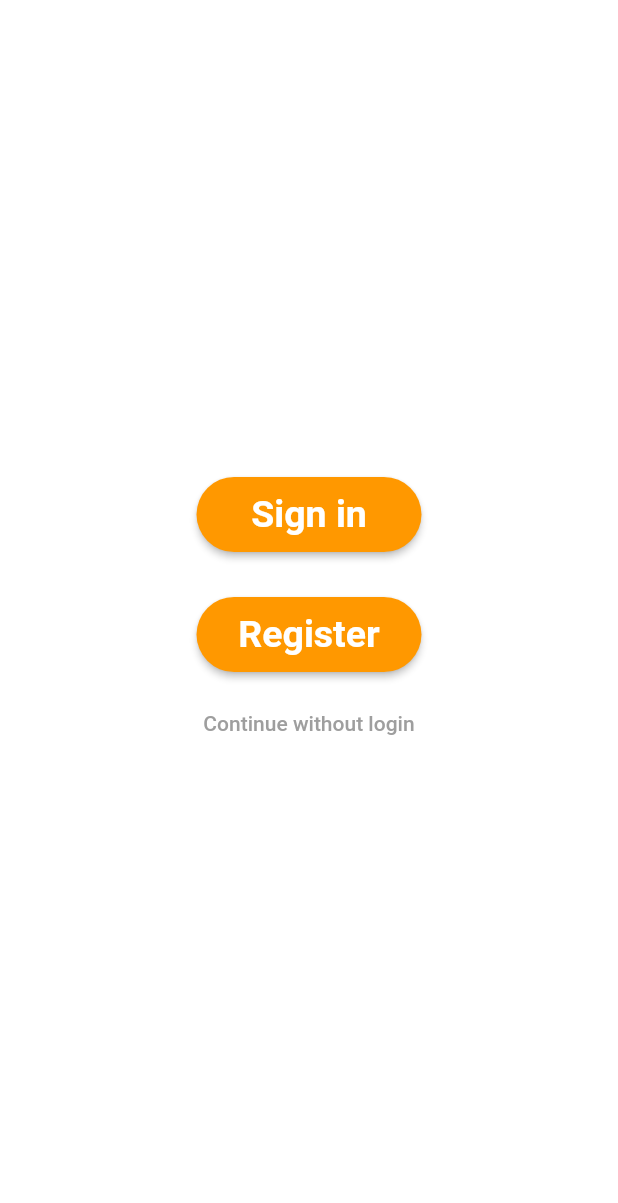
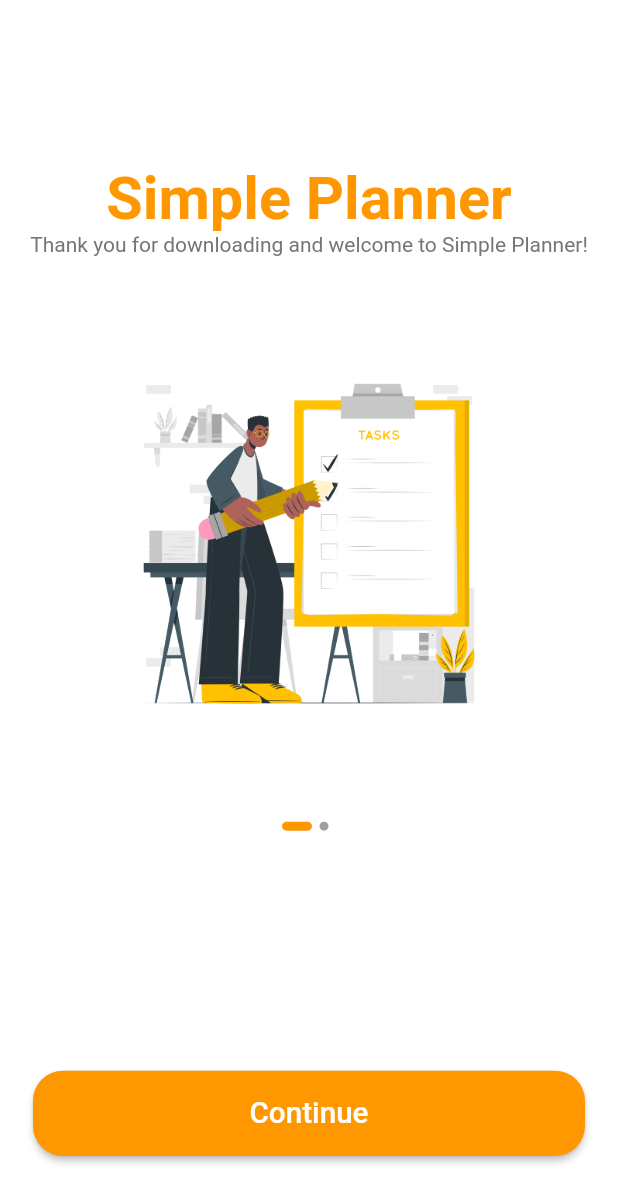
Before and after one commit to gikKid/SimplePlanner, a Flutter app: the screen it shows after launch, on a phone screen of 412 x 824 dp. Shown: the top 1203 px of the screen. Run offline on Flutter 3.47's test engine with Material 2 defaults, Android fonts, the phone set to English and light mode, and no system bars; our stand-ins replace shared_preferences.

Commit message:
create onboarding screen

```diff
--- a/lib/application/my_app.dart
+++ b/lib/application/my_app.dart
@@ -2,6 +2,7 @@ import 'package:flutter/material.dart';
 import 'package:todo_application/domain/constants.dart';
 import 'package:todo_application/ui/widgets/sreens/login_widget.dart';
 import 'package:todo_application/ui/widgets/sreens/main_widget.dart';
+import 'package:todo_application/ui/widgets/sreens/onboarding_widget.dart';
 import 'package:todo_application/ui/widgets/sreens/register_widget.dart';
 import 'package:todo_application/ui/widgets/sreens/starting_widget.dart';
 
@@ -11,6 +12,7 @@ class MyApp extends StatelessWidget {
   @override
   Widget build(BuildContext context) {
     return MaterialApp(
+    debugShowCheckedModeBanner: false,
       title: titleNameApp,
       onGenerateRoute: (RouteSettings settings) {
         if (settings.name == startingWidgetRouterName) {
@@ -33,10 +35,16 @@ class MyApp extends StatelessWidget {
 
       },
       theme: ThemeData(
-          primaryColor: Colors.orange, scaffoldBackgroundColor: Colors.white),
+          primaryColor: Colors.orange,
+          scaffoldBackgroundColor: Colors.white,
+          textTheme: const TextTheme(
+          bodyText1: TextStyle(color: Color(0xFF757575)),
+          bodyText2: TextStyle(color: Color(0xFF757575) )
+          ),
+          visualDensity: VisualDensity.adaptivePlatformDensity
+          ),
       darkTheme: ThemeData(primaryColor: Colors.orange,backgroundColor: Colors.black),
-      home: StartingWidget
-          .create(),
+      home:OnBoardingWidget.create(),
     );
   }
 }
--- a/lib/domain/constants.dart
+++ b/lib/domain/constants.dart
@@ -1,5 +1,3 @@
-import 'package:flutter/material.dart';
-
 const startingWidgetRouterName = "starting";
 const loginWidgetRouterName = "login";
 const registerWidgetRouterName = "register";
@@ -11,6 +9,7 @@ const passwordTitle = "Password";
 const loginTitle = "Login";
 const skipButtonTitle = "Continue without login";
 const isEnteredKey = "entered";
+const isShowedOnBoardingScreen = "showedOnBoardingScreen";
 const usernameTitle = "Username";
 const emailTitle = "Email";
 const confirmPasswordTitle = "Confirm password";
--- /dev/null
+++ b/lib/domain/size_config.dart
@@ -0,0 +1,38 @@
+// ignore_for_file: public_member_api_docs, sort_constructors_first
+import 'package:flutter/cupertino.dart';
+
+class SizeConfig {
+  MediaQueryData mediaQueryData;
+
+  SizeConfig({required this.mediaQueryData});
+
+  double screenWidth() {
+    return mediaQueryData.size.width;
+  }
+
+  double screenHeight() {
+    return mediaQueryData.size.height;
+  }
+
+  // double defaultSize() {
+
+  // }
+
+  Orientation orientation() {
+    return mediaQueryData.orientation;
+  }
+}
+
+double getProportionateScreenHeight(BuildContext context, double inputHeight) {
+  final sizeConfig = SizeConfig(mediaQueryData: MediaQuery.of(context));
+  double screenHeight = sizeConfig.screenHeight();
+  return (inputHeight / 812.0) *
+      screenHeight; // 812 is the layout height that designer use
+}
+
+double getProportionateScreenWidth(BuildContext context, double inputWidth) {
+final sizeConfig = SizeConfig(mediaQueryData: MediaQuery.of(context));
+  double screenWidth = sizeConfig.screenWidth();
+  return (inputWidth / 375.0) *
+      screenWidth; //375 is the layout width that designer use
+}
--- a/lib/ui/navigation/main_navigation.dart
+++ b/lib/ui/navigation/main_navigation.dart
@@ -11,6 +11,12 @@ class MainNavigation {
   }
 
   static void showMainScreen(BuildContext context) {
-    Navigator.of(context).pushNamedAndRemoveUntil(mainWidgetRouterName, (route) => false);
+    Navigator.of(context)
+        .pushNamedAndRemoveUntil(mainWidgetRouterName, (route) => false);
+  }
+
+  static void showStartingScreen(BuildContext context) {
+    Navigator.of(context)
+        .pushNamedAndRemoveUntil(startingWidgetRouterName, (route) => false);
   }
 }
--- /dev/null
+++ b/lib/ui/widgets/components/defaultButton.dart
@@ -0,0 +1,32 @@
+import 'package:flutter/material.dart';
+import '../../../domain/size_config.dart';
+
+class DefaultButton extends StatelessWidget {
+  const DefaultButton({
+    Key? key, required this.text, required this.press,
+  }) : super(key: key);
+
+  final String text;
+  final Function() press;
+
+  @override
+  Widget build(BuildContext context) {
+    return SizedBox(
+      width: double.infinity,
+      height: getProportionateScreenHeight(context, 56),
+      child: ElevatedButton(
+        style: ElevatedButton.styleFrom(
+            backgroundColor: Colors.orange,
+            shape: RoundedRectangleBorder(
+                borderRadius: BorderRadius.circular(20))),
+        onPressed: press,
+        child: Text(
+          text,
+          style: TextStyle(
+              fontSize: getProportionateScreenWidth(context, 18),
+              color: Colors.white),
+        ),
+      ),
+    );
+  }
+}
--- /dev/null
+++ b/lib/ui/widgets/sreens/onboarding_widget.dart
@@ -0,0 +1,202 @@
+import 'package:flutter/material.dart';
+import 'package:provider/provider.dart';
+import 'package:shared_preferences/shared_preferences.dart';
+import 'package:todo_application/domain/constants.dart';
+import 'package:todo_application/domain/size_config.dart';
+import 'package:todo_application/ui/navigation/main_navigation.dart';
+
+import '../components/defaultButton.dart';
+
+//MARK: ViewModel
+
+class _ViewModel extends ChangeNotifier {
+  int _currentPage = 0;
+  int get currentPage => _currentPage;
+  set currentPage(int val) {
+    _currentPage = val;
+    notifyListeners();
+  }
+
+  BuildContext context;
+
+  PageController pageController =
+      PageController(initialPage: 0, keepPage: true);
+
+  final sharedPreferences = SharedPreferences.getInstance();
+
+  _ViewModel(this.context) {
+    didLoad();
+  }
+
+  List<Map<String, String>> splashData = [
+    {
+      "text": "Thank you for downloading and welcome to Simple Planner!",
+      "image": "assets/images/Tasks.png"
+    },
+    {
+      "text": "Management your tasks offline or from account",
+      "image": "assets/images/management.png"
+    },
+  ];
+
+  Future<void> onButtonPressed(BuildContext context) async {
+    if (_currentPage == 1) {
+    (await sharedPreferences).setBool(isShowedOnBoardingScreen, true);
+      MainNavigation.showStartingScreen(context);
+      return;
+    }
+    _currentPage += 1;
+    pageController.animateToPage(_currentPage,
+        duration: const Duration(milliseconds: 500), curve: Curves.ease);
+    notifyListeners();
+  }
+
+  Future<void> didLoad() async {
+    final isShowed = (await sharedPreferences).getBool(isShowedOnBoardingScreen);
+    if (isShowed != null && isShowed) {
+      MainNavigation.showStartingScreen(context);
+    }
+  }
+}
+
+//MARK: Widget
+
+class OnBoardingWidget extends StatelessWidget {
+  const OnBoardingWidget({super.key});
+
+  static Widget create() {
+    return ChangeNotifierProvider(
+        create: (context) => _ViewModel(context), child: const OnBoardingWidget());
+  }
+
+  @override
+  Widget build(BuildContext context) {
+    return const Scaffold(
+      body: _Body(),
+    );
+  }
+}
+
+class _Body extends StatelessWidget {
+  const _Body({super.key});
+
+  @override
+  Widget build(BuildContext context) {
+    final model = context.watch<_ViewModel>();
+
+    return SafeArea(
+        child: SizedBox(
+            width: double.infinity,
+            child: Column(
+              children: [
+                Expanded(
+                    flex: 3,
+                    child: PageView.builder(
+                        controller: model.pageController,
+                        onPageChanged: (value) {
+                          model.currentPage = value;
+                        },
+                        itemCount: model.splashData.length,
+                        itemBuilder: ((context, index) {
+                          return _SplashContent(
+                              text: model.splashData[index]["text"] ?? "",
+                              image: model.splashData[index]["image"] ??
+                                  "assets/images/default.png");
+                        }))),
+                Expanded(
+                    flex: 2,
+                    child: Padding(
+                      padding: EdgeInsets.symmetric(
+                          horizontal: getProportionateScreenWidth(context, 20)),
+                      child: Column(
+                        children: [
+                          const Spacer(),
+                          Row(
+                            mainAxisAlignment: MainAxisAlignment.center,
+                            children: List.generate(
+                                model.splashData.length,
+                                (index) => _Dots(
+                                      index: index,
+                                    )),
+                          ),
+                          const Spacer(flex: 3),
+                          DefaultButton(
+                            text: model.currentPage == 1 ? "Start" : "Continue",
+                            press: () {
+                              model.onButtonPressed.call(context);
+                            },
+                          ),
+                          const Spacer()
+                        ],
+                      ),
+                    )),
+              ],
+            )));
+  }
+}
+
+class _SplashContent extends StatelessWidget {
+  const _SplashContent({
+    Key? key,
+    required this.text,
+    required this.image,
+  }) : super(key: key);
+
+  final String text, image;
+
+  @override
+  Widget build(BuildContext context) {
+    return Column(
+      children: [
+        Expanded(
+            flex: 3,
+            child: Column(
+              children: [
+                const Spacer(
+                  flex: 2,
+                ),
+                Text("Simple Planner",
+                    style: TextStyle(
+                        fontSize: getProportionateScreenWidth(context, 36),
+                        color: Colors.orange,
+                        fontWeight: FontWeight.bold)),
+                Text(
+                  text,
+                  textAlign: TextAlign.center,
+                ),
+                const Spacer(),
+                Image.asset(
+                  image,
+                  height: getProportionateScreenHeight(context, 265),
+                  width: getProportionateScreenWidth(context, 235),
+                )
+              ],
+            )),
+      ],
+    );
+  }
+}
+
+class _Dots extends StatelessWidget {
+  const _Dots({
+    Key? key,
+    required this.index,
+  }) : super(key: key);
+
+  final int index;
+
+  @override
+  Widget build(BuildContext context) {
+    final model = context.watch<_ViewModel>();
+
+    return AnimatedContainer(
+      duration: const Duration(milliseconds: 200),
+      margin: const EdgeInsets.only(right: 5),
+      height: 6,
+      width: model.currentPage == index ? 20 : 6,
+      decoration: BoxDecoration(
+          color: model.currentPage == index ? Colors.orange : Colors.grey,
+          borderRadius: BorderRadius.circular(3)),
+    );
+  }
+}
```
Also changed, not shown: pubspec.yaml (+4 -3 lines), assets/images/Tasks.png (added), assets/images/default.png (added), assets/images/management.png (added), pubspec.lock.
